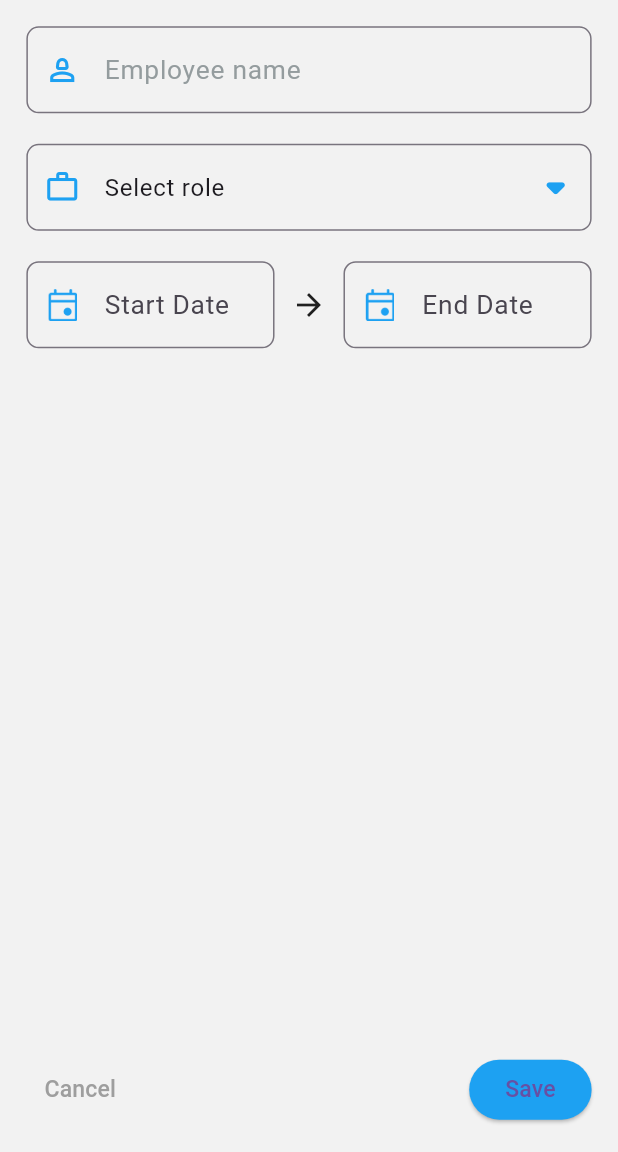
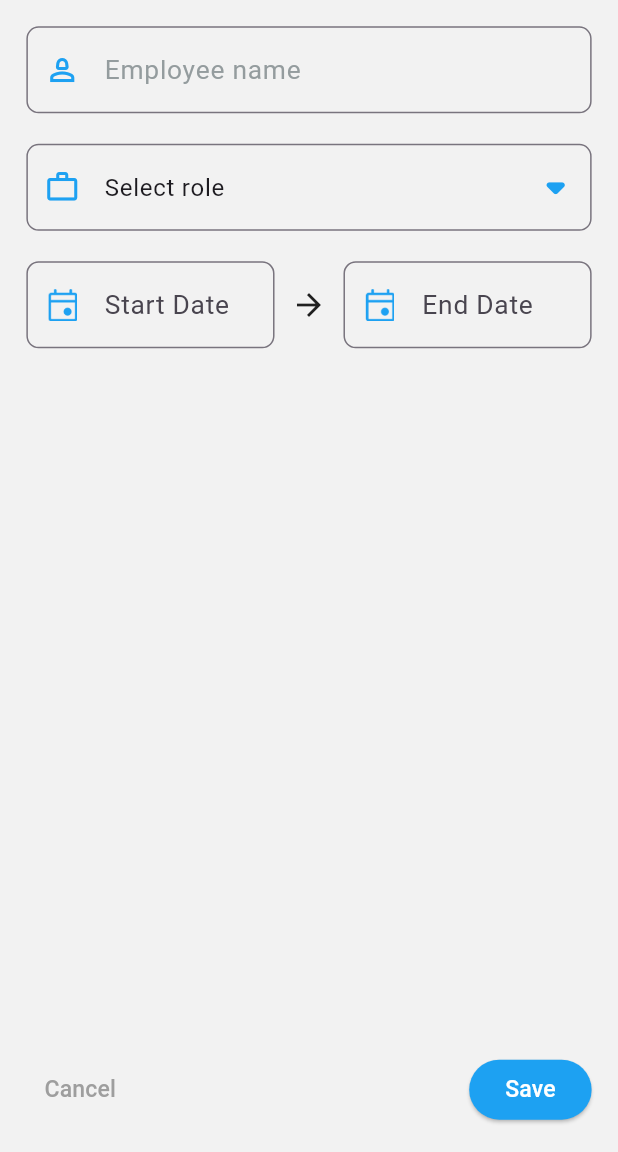
Before and after one commit to Abhi902/realtime, a Flutter app: the screen it shows after launch, after a tap on the "add" icon, on a phone screen of 412 x 824 dp, the part 84-1236 px from its top. Run offline on Flutter 3.47's test engine with Material 3 defaults, Android fonts, the phone set to English and light mode, and no system bars; our stand-ins replace bloc, cloud_firestore, equatable, firebase_core, flutter_bloc, flutter_screenutil; accounts and stored records are empty.

```diff
--- a/lib/main.dart
+++ b/lib/main.dart
@@ -4,6 +4,7 @@ import 'package:flutter/material.dart';
 import 'package:flutter_bloc/flutter_bloc.dart';
 import 'package:flutter_screenutil/flutter_screenutil.dart';
 import 'package:realtime/bloc/bloc/employee_bloc.dart';
+import 'package:realtime/bloc/bloc/employee_event.dart';
 import 'package:realtime/firebase_options.dart';
 import 'package:realtime/view/employees_home_screen.dart';
 
@@ -12,10 +13,16 @@ void main() async {
   await Firebase.initializeApp(
     options: DefaultFirebaseOptions.currentPlatform,
   );
-  runApp(MyApp());
+  runApp(BlocProvider(
+    create: (context) => EmployeeBloc(firestore: FirebaseFirestore.instance)
+      ..add(FetchEmployees()),
+    child: MyApp(),
+  ));
 }
 
 class MyApp extends StatelessWidget {
+  const MyApp({super.key});
+
   @override
   Widget build(BuildContext context) {
     // Initialize Firestore instance
@@ -24,12 +31,9 @@ class MyApp extends StatelessWidget {
     return ScreenUtilInit(
       designSize: const Size(375, 812),
       builder: (_, child) {
-        return BlocProvider(
-          create: (context) => EmployeeBloc(firestore: firestore),
-          child: MaterialApp(
-            debugShowCheckedModeBanner: false,
-            home: EmployeesScreen(),
-          ),
+        return const MaterialApp(
+          debugShowCheckedModeBanner: false,
+          home: EmployeesScreen(),
         );
       },
     );
--- a/lib/view/add_employee.dart
+++ b/lib/view/add_employee.dart
@@ -256,13 +256,6 @@ class _AddEmployeeScreenState extends State<AddEmployeeScreen> {
                       return;
                     }
 
-                    log(nameController.text);
-                    log(selectedRole ?? "");
-
-                    log(startDate?.toIso8601String() ?? "");
-
-                    log(endDate?.toIso8601String() ?? "");
-
                     // Dispatch AddEmployee Event
                     BlocProvider.of<EmployeeBloc>(context).add(
                       AddEmployee({
@@ -273,12 +266,16 @@ class _AddEmployeeScreenState extends State<AddEmployeeScreen> {
                       }),
                     );
 
+                    // ignore: use_build_context_synchronously
                     Navigator.pop(context);
                   },
                   style: ElevatedButton.styleFrom(
                     backgroundColor: const Color(0xFF1DA1F2),
                   ),
-                  child: Text("Save", style: TextStyle(fontSize: 14.sp)),
+                  child: Text(
+                    "Save",
+                    style: TextStyle(fontSize: 14.sp, color: Colors.white),
+                  ),
                 ),
               ],
             ),
--- a/lib/view/employees_home_screen.dart
+++ b/lib/view/employees_home_screen.dart
@@ -21,10 +21,7 @@ class EmployeesScreen extends StatefulWidget {
 class _EmployeesScreenState extends State<EmployeesScreen> {
   @override
   Widget build(BuildContext context) {
-    return BlocProvider(
-      create: (context) => EmployeeBloc(firestore: FirebaseFirestore.instance)
-        ..add(FetchEmployees()), // Trigger fetch employees event
-      child: Scaffold(
+    return Scaffold(
       backgroundColor: const Color(0xFFF2F2F2), // Scaffold background color
       appBar: AppBar(
         title: Text(
@@ -38,7 +35,8 @@ class _EmployeesScreenState extends State<EmployeesScreen> {
         backgroundColor: const Color(0xFF1DA1F2), // AppBar background color
         elevation: 0,
       ),
-        body: BlocBuilder<EmployeeBloc, EmployeeState>(
+      body: BlocConsumer<EmployeeBloc, EmployeeState>(
+        listener: (context, state) {},
         builder: (context, state) {
           if (state is EmployeeLoading) {
             return const Center(
@@ -47,6 +45,7 @@ class _EmployeesScreenState extends State<EmployeesScreen> {
               ),
             );
           } else if (state is EmployeeLoaded) {
+            log("here is the new list ${state.employees.toString()}");
             if (state.employees.isEmpty) {
               return _buildEmptyState();
             } else {
@@ -66,10 +65,9 @@ class _EmployeesScreenState extends State<EmployeesScreen> {
           color: Colors.white,
         ),
         onPressed: () {
-            Navigator.push(context,
-                MaterialPageRoute(builder: (_) => AddEmployeeScreen()));
+          Navigator.push(
+              context, MaterialPageRoute(builder: (_) => AddEmployeeScreen()));
         },
-        ),
       ),
     );
   }
@@ -203,7 +201,7 @@ class _EmployeesScreenState extends State<EmployeesScreen> {
         width: double.infinity,
         margin: EdgeInsets.only(bottom: 1.h),
         padding: EdgeInsets.all(12.w),
-        decoration: BoxDecoration(
+        decoration: const BoxDecoration(
           color: Colors.white,
           boxShadow: [
             BoxShadow(
```
Lines whose indentation alone changed are shown as unchanged.
